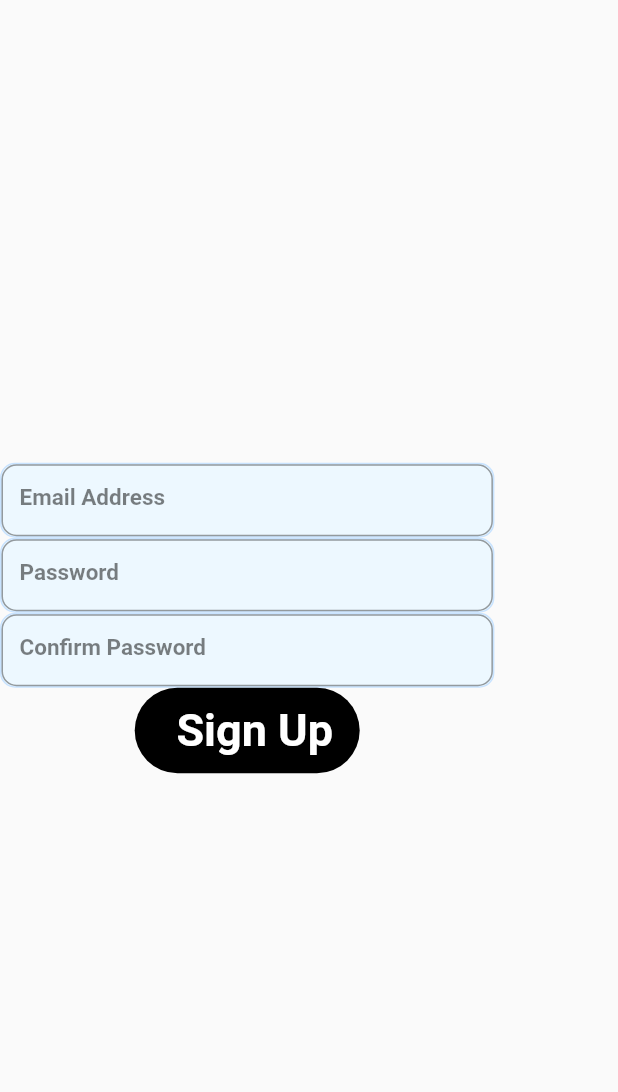
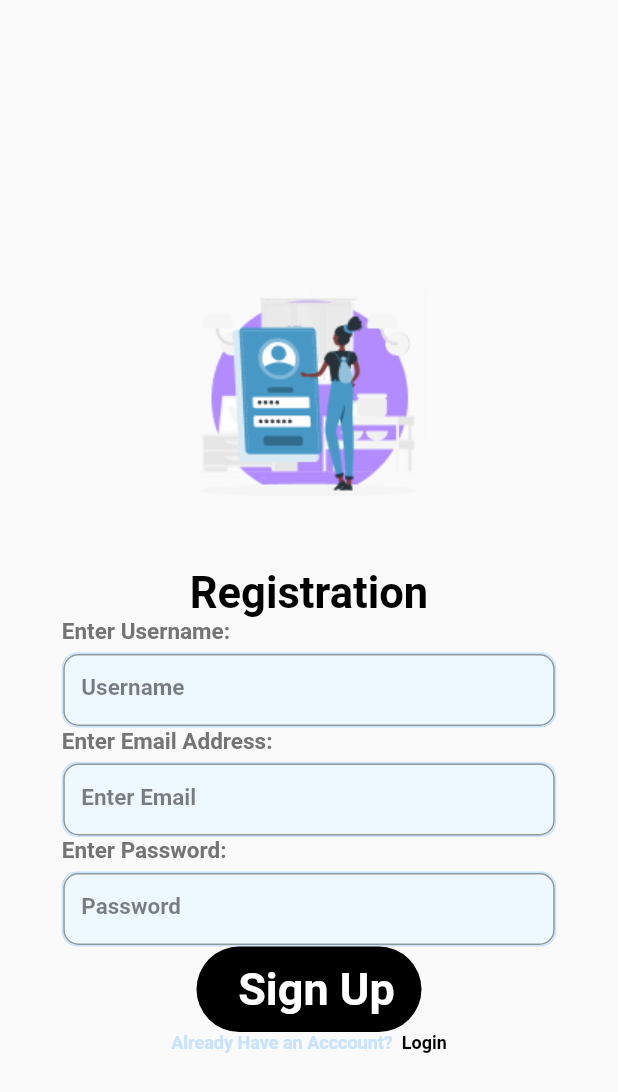
Before and after one commit to Suhaibusman/Smit-Devathon, a Flutter app: the SignUpScreen screen opened directly, on a phone screen of 412 x 824 dp. Shown: the top 1092 px of the screen. Run offline on Flutter 3.47's test engine with Material 2 defaults, Android fonts, the phone set to English and light mode, and no system bars; our stand-ins replace cloud_firestore, firebase_auth, firebase_core, image_picker; accounts and stored records are empty.

Commit message:
smit devathon

```diff
--- a/lib/screens/sign_up_screen.dart
+++ b/lib/screens/sign_up_screen.dart
@@ -1,8 +1,11 @@
 import 'package:flutter/material.dart';
 import 'package:smithackathon/constants/colors.dart';
+import 'package:smithackathon/constants/images.dart';
 import 'package:smithackathon/function/custom_function.dart';
+import 'package:smithackathon/screens/login_screen.dart';
 import 'package:smithackathon/widgets/buttonwidget.dart';
 import 'package:smithackathon/widgets/textfieldwidget.dart';
+import 'package:smithackathon/widgets/textwidget.dart';
 
 class SignUpScreen extends StatefulWidget {
   const SignUpScreen({super.key});
@@ -23,12 +26,61 @@ class _SignUpScreenState extends State<SignUpScreen> {
   @override
   Widget build(BuildContext context) {
     return Scaffold(
-      body: Column(
+      body: SizedBox(
+        height: MediaQuery.of(context).size.height,
+        width: MediaQuery.of(context).size.width,
+        child: Padding(
+          padding: const EdgeInsets.all(40),
+          child: Column(
             mainAxisAlignment: MainAxisAlignment.center,
             children: [
-          CustomTextField(textFieldController: emailController ,hintText: "Email Address",),
+                            Column(
+                children: [
+                    const SizedBox(
+                height: 50,
+              ),
+                  Image.asset(Myimages.loginOrSignUpImage),
+                  const SizedBox(
+                height: 20,
+              ),
+              const TextWidget(
+                  textMessage: "Registration",
+                  textColor: MyColors.blackColor,
+                  textSize: 29),
+
+                ],
+              ),
+              Column(
+                crossAxisAlignment: CrossAxisAlignment.start,
+                children: [
+                   const TextWidget(
+                      textMessage: "Enter Username:",
+                      textColor: MyColors.greyColor,
+                      textSize: 15),
+                  const SizedBox(
+                    height: 5,
+                  ),
+                  CustomTextField(textFieldController: emailController ,hintText: "Username",),
+                   const TextWidget(
+                      textMessage: "Enter Email Address:",
+                      textColor: MyColors.greyColor,
+                      textSize: 15),
+                  const SizedBox(
+                    height: 5,
+                  ),
+                   CustomTextField(textFieldController: emailController ,hintText: "Enter Email",),
+                   const TextWidget(
+                      textMessage: "Enter Password:",
+                      textColor: MyColors.greyColor,
+                      textSize: 15),
+                  const SizedBox(
+                    height: 5,
+                  ),
                 CustomTextField(textFieldController: passwordController ,isPass: true,hintText: "Password",),
-              CustomTextField(textFieldController: confirmpasswordController ,isPass: true,hintText: "Confirm Password",),
+
+                ],
+              ),
+
                 InkWell(
                   onTap: (){
                       // loginWithEmailAndPassword();
@@ -38,7 +90,40 @@ class _SignUpScreenState extends State<SignUpScreen> {
                   // confirmpasswordController.clear();
                   },
                   child: const CustomButtonWidget(bgColor: MyColors.blackColor, textMessage: "Sign Up", textColor: MyColors.whiteColor, textSize: 30, buttonWidth: 150))
+
+           ,InkWell(
+                  onTap: () {
+                    Navigator.push(
+                        context,
+                        MaterialPageRoute(
+                          builder: (context) => const SignUpScreen(),
+                        ));
+                  },
+                  child: Row(
+                    mainAxisAlignment: MainAxisAlignment.center,
+                    children: [
+                      const TextWidget(
+                          textMessage: "Already Have an Acccount? ",
+                          textColor: MyColors.textFieldBorderColor,
+                          textSize: 12),
+                      InkWell(
+                          onTap: () {
+                            Navigator.push(
+                                context,
+                                MaterialPageRoute(
+                                  builder: (context) => const LoginScreen(),
+                                ));
+                          },
+                          child: const TextWidget(
+                              textMessage: " Login",
+                              textColor: MyColors.blackColor,
+                              textSize: 12)),
                     ],
+                  ))
+
+            ],
+          ),
+        ),
       ),
     );
   }
```
Lines whose indentation alone changed are shown as unchanged.
